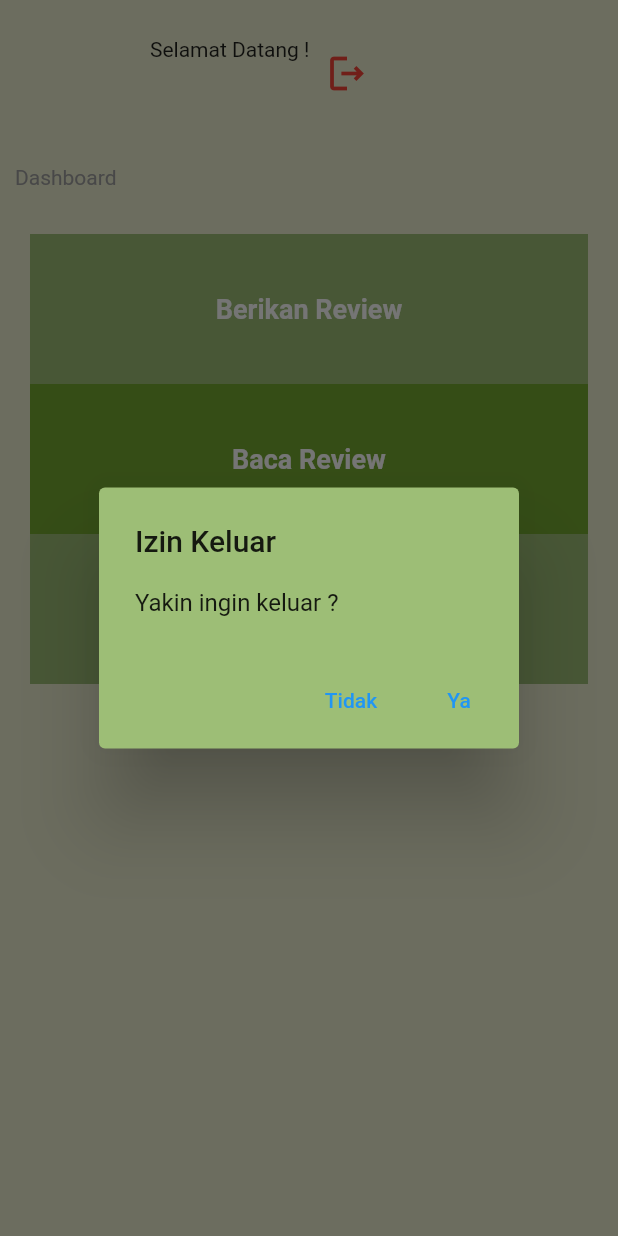
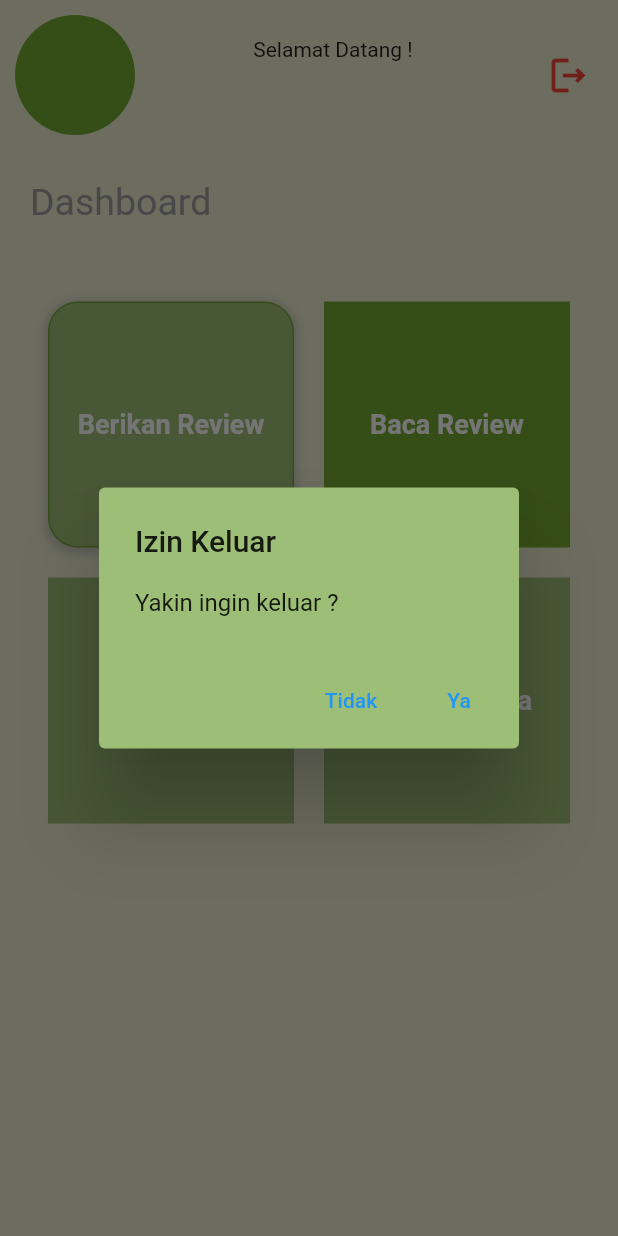
Before and after one commit to fikrysaputra/flutter_abp_papandayan, a Flutter app: the Dashboard screen opened directly, after a tap on the "logout" icon, on a phone screen of 412 x 824 dp. Run offline on Flutter 3.47's test engine with Material 2 defaults, Android fonts, the phone set to English and light mode, and no system bars; our stand-ins replace cloud_firestore, firebase_auth, firebase_core, flutter_custom_clippers, google_sign_in; accounts and stored records are empty; network calls fail.

Commit message:
sixth commit

```diff
--- a/lib/auth.dart
+++ b/lib/auth.dart
@@ -35,9 +35,9 @@ Future<Object?> signInWithGoogle() async {
     email = user.email!;
     imageUrl = user.photoURL!;
 
-    if (name.contains(" ")) {
+    /*if (name.contains(" ")) {
       name = name.substring(0, name.indexOf(" "));
-    }
+    }*/
 
     assert(!user.isAnonymous);
 
--- a/lib/dashboard.dart
+++ b/lib/dashboard.dart
@@ -1,6 +1,7 @@
 // ignore_for_file: library_private_types_in_public_api
 
 import 'package:flutter/material.dart';
+import 'pesanan.dart';
 import 'review.dart';
 import 'welcome.dart';
 import 'auth.dart';
@@ -22,20 +23,17 @@ class _Dashboard extends State<Dashboard> {
           Padding(
             padding: const EdgeInsets.all(10.0),
             child: Row(
+              mainAxisAlignment: MainAxisAlignment.spaceBetween,
               children: <Widget>[
                 CircleAvatar(
                   backgroundImage: NetworkImage(
                     imageUrl,
                   ),
                   radius: 40,
-                  backgroundColor: Colors.transparent,
-                ),
-                const SizedBox(height: 4),
-                const SizedBox(
-                  width: 10,
+                  backgroundColor: const Color(0xFF74A730),
                 ),
                 Column(
-                  crossAxisAlignment: CrossAxisAlignment.start,
+                  mainAxisAlignment: MainAxisAlignment.start,
                   children: <Widget>[
                     const Text("Selamat Datang !"),
                     const SizedBox(
@@ -54,7 +52,7 @@ class _Dashboard extends State<Dashboard> {
                   onPressed: () {
                     keluarDialog();
                   },
-                  alignment: Alignment.topRight,
+                  alignment: Alignment.centerRight,
                   icon: const Icon(Icons.logout_outlined,
                       color: Colors.red, size: 30.0),
                 )
@@ -64,21 +62,38 @@ class _Dashboard extends State<Dashboard> {
           Align(
             alignment: Alignment.centerLeft,
             child: Container(
-              margin: const EdgeInsets.all(10.0),
+              margin: const EdgeInsets.all(20.0),
               child:
-                  const Text('Dashboard', style: TextStyle(color: Colors.grey)),
+                  const Text('Dashboard', style: TextStyle(color: Colors.grey, fontSize: 25)),
             ),
           ),
           Padding(
             padding: const EdgeInsets.all(12.0),
             child: SizedBox(
               height: 600.0,
-              child: ListView(
-                padding: const EdgeInsets.all(8),
+              child: GridView(
+                padding: const EdgeInsets.all(20.0),
+                gridDelegate: const SliverGridDelegateWithFixedCrossAxisCount(
+                  crossAxisCount: 2,
+                  crossAxisSpacing: 20.0,
+                  mainAxisSpacing: 20.0,
+                ),
                 children: <Widget>[
                   Container(
+                    decoration: BoxDecoration(
+                      border: Border.all(color: const Color(0xFF74A730)),
+                      color: const Color(0xFF9DBE76),
+                      boxShadow: [
+                        BoxShadow(
+                          color: Colors.grey.withOpacity(0.5),
+                          spreadRadius: 2,
+                          blurRadius: 4,
+                          offset: const Offset(0, 2),
+                        ),
+                      ],
+                      borderRadius: const BorderRadius.all(Radius.circular(20))
+                    ),
                     height: 100,
-                    color: const Color(0xFF9DBE76),
                     child: TextButton(
                         onPressed: () {
                           Navigator.of(context).push(MaterialPageRoute(
@@ -102,6 +117,10 @@ class _Dashboard extends State<Dashboard> {
                     color: const Color(0xFF74A730),
                     child: TextButton(
                         onPressed: () {
+                          Navigator.of(context).pushAndRemoveUntil(
+                              MaterialPageRoute(builder: (context) {
+                            return const ReviewInformation();
+                          }), ModalRoute.withName('/daftarreview'));
                         },
                         child: const Center(
                           child: Text(
@@ -116,7 +135,42 @@ class _Dashboard extends State<Dashboard> {
                   Container(
                     height: 100,
                     color: const Color(0xFF9DBE76),
-                    child: const Center(child: Text('Entry C')),
+                    child: TextButton(
+                        onPressed: () {
+                          Navigator.of(context).pushAndRemoveUntil(
+                              MaterialPageRoute(builder: (context) {
+                            return const PesanTiket();
+                          }), ModalRoute.withName('/pesanan'));
+                        },
+                        child: const Center(
+                          child: Text(
+                            "Pesan Tiket",
+                            style: TextStyle(
+                                fontSize: 18,
+                                color: Color(0xFFFFFFFF),
+                                fontWeight: FontWeight.bold),
+                          ),
+                        )),
+                  ),
+                  Container(
+                    height: 100,
+                    color: const Color(0xFF9DBE76),
+                    child: TextButton(
+                        onPressed: () {
+                          Navigator.of(context).pushAndRemoveUntil(
+                              MaterialPageRoute(builder: (context) {
+                            return const ReviewPesanan();
+                          }), ModalRoute.withName('/pesanansaya'));
+                        },
+                        child: const Center(
+                          child: Text(
+                            "Pesanan Saya",
+                            style: TextStyle(
+                                fontSize: 18,
+                                color: Color(0xFFFFFFFF),
+                                fontWeight: FontWeight.bold),
+                          ),
+                        )),
                   ),
                 ],
               ),
--- a/pubspec.yaml
+++ b/pubspec.yaml
@@ -57,6 +57,7 @@ dependencies:
   cupertino_icons: ^1.0.2
   cached_network_image: ^3.2.1
   flare_flutter: ^3.0.2
+  ticketview: ^1.0.0
 
 dev_dependencies:
   flutter_test:
```
Also changed, not shown: lib/pesanan.dart (added, +444 -0 lines), lib/review.dart (+33 -53 lines), pubspec.lock.
